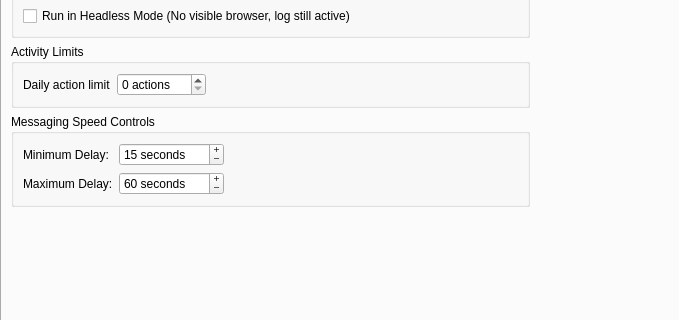
This is src/gui/ui/instancewidget.ui in smalbadger/social as Qt 5 draws it before an edit; both pictures show x 0 to 679 and y 86 to 406 of the 1059 by 521 pixel window. The edited form follows.
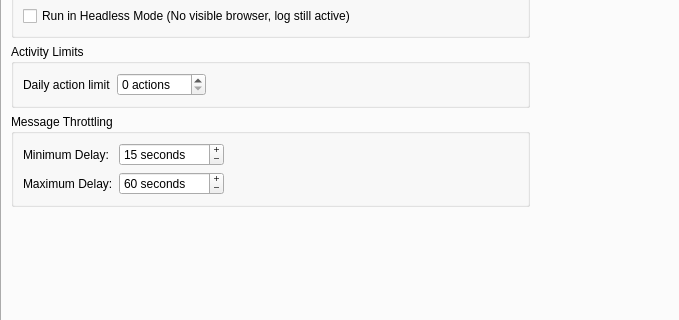
This is the edited form. The open tabs and pages were chosen to show the change. Icons and pictures are not drawn.

Commit message:
Added fallback method to go to my network when searching for connections to message.
Downgraded a lot of logging messages from info to debug.

```diff
--- a/src/gui/ui/instancewidget.ui
+++ b/src/gui/ui/instancewidget.ui
@@ -731,7 +731,7 @@
          <item>
           <widget class="QGroupBox" name="groupBox">
            <property name="title">
-            <string>Messaging Speed Controls</string>
+            <string>Message Throttling</string>
            </property>
            <layout class="QFormLayout" name="formLayout">
             <item row="0" column="0">
```
Left out of the diff: 2 changed lines with no effect on the pictures. The commit also changes 3 other files.
